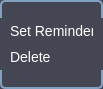
Above: Widget_Client/MessageContextMenu.ui from MrVolot/WidgetClient before the change. Below: the same form after it.
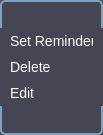
That is the form after the change.

Commit message: Implemented editMessage functionality

Diff of the .ui file:
```diff
--- a/Widget_Client/MessageContextMenu.ui
+++ b/Widget_Client/MessageContextMenu.ui
@@ -7,7 +7,7 @@
     <x>0</x>
     <y>0</y>
     <width>103</width>
-    <height>89</height>
+    <height>135</height>
    </rect>
   </property>
   <property name="minimumSize">
@@ -19,7 +19,7 @@
   <property name="maximumSize">
    <size>
     <width>103</width>
-    <height>89</height>
+    <height>135</height>
    </size>
   </property>
   <property name="windowTitle">
@@ -98,6 +98,13 @@
        </property>
       </widget>
      </item>
+     <item>
+      <widget class="QPushButton" name="editButton">
+       <property name="text">
+        <string>Edit</string>
+       </property>
+      </widget>
+     </item>
     </layout>
    </item>
   </layout>
```
The commit also changes 16 other files.
